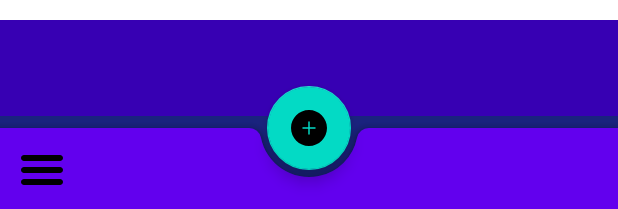
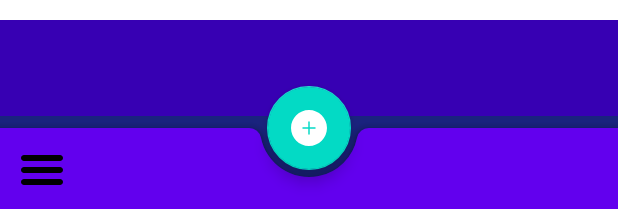
Before and after one commit to HayarovEd/WorkMaterial, an Android app: the layout fragment_basic.xml on its own in the app's theme, with its tools: preview values and no code run, on a phone screen of 412 x 824 dp. Shown: the part 1024-1233 px from the top of the screen. Run offline under Robolectric (Android 15) with nearby library versions, the phone set to English and light mode, and no system bars.

Commit message:
Revert "Lesson 2"

```diff
--- a/app/src/main/AndroidManifest.xml
+++ b/app/src/main/AndroidManifest.xml
@@ -1,7 +1,6 @@
 <?xml version="1.0" encoding="utf-8"?>
 <manifest xmlns:android="http://schemas.android.com/apk/res/android"
     package="com.edurda77.workmaterial">
-
     <uses-permission android:name="android.permission.INTERNET" />
 
     <application
@@ -11,9 +10,6 @@
         android:roundIcon="@drawable/outer_icon"
         android:supportsRtl="true"
         android:theme="@style/Theme.WorkMaterial">
-        <activity
-            android:name=".ui.CustomActivity"
-            android:exported="false" />
         <activity
             android:name=".ui.MainActivity"
             android:exported="true">
--- a/app/src/main/res/layout/bottom_sheet.xml
+++ b/app/src/main/res/layout/bottom_sheet.xml
@@ -12,16 +12,24 @@
 
     <TextView
         android:id="@+id/sheet_peek"
-        style="@style/text_view_botton_sheet_title"
+        android:layout_width="match_parent"
+        android:layout_height="@dimen/picture_size"
+        android:background="@color/purple_700"
+        android:gravity="center"
+        android:paddingStart="@dimen/margin_half"
+        android:paddingEnd="@dimen/margin_half"
+        android:textColor="@android:color/white"
         app:layout_constraintEnd_toEndOf="parent"
         app:layout_constraintStart_toStartOf="parent"
         tools:ignore="MissingConstraints" />
 
     <TextView
         android:id="@+id/sheet_content"
-        style="@style/text_view_botton_sheet_discription"
+        android:layout_width="match_parent"
+        android:layout_height="match_parent"
+        android:gravity="center"
+        android:textColor="@android:color/white"
         app:layout_constraintEnd_toEndOf="parent"
-        app:layout_constraintStart_toStartOf="parent"
-        tools:ignore="MissingConstraints" />
+        app:layout_constraintStart_toStartOf="parent" />
 
 </androidx.constraintlayout.widget.ConstraintLayout>
--- a/app/src/main/res/layout/fragment_basic.xml
+++ b/app/src/main/res/layout/fragment_basic.xml
@@ -20,8 +20,11 @@
 
             <ImageView
                 android:id="@+id/image_view"
+                android:layout_width="match_parent"
+                android:layout_height="700sp"
+                android:layout_gravity="center"
                 android:contentDescription="@string/photo_of_the_day_stub"
-                style="@style/image_view"
+                android:scaleType="centerInside"
                 app:layout_constraintDimensionRatio="H,1:1"
                 app:layout_constraintLeft_toLeftOf="parent"
                 app:layout_constraintRight_toRightOf="parent"
@@ -63,7 +66,7 @@
         android:layout_width="match_parent"
         android:layout_height="wrap_content"
         android:layout_gravity="bottom"
-        android:backgroundTint="?colorPrimary"
+        app:backgroundTint="?colorPrimary"
         app:fabAlignmentMode="center"
         app:hideOnScroll="true"
         app:layout_scrollFlags="scroll|enterAlways"
@@ -71,8 +74,11 @@
 
     <com.google.android.material.floatingactionbutton.FloatingActionButton
         android:id="@+id/fab"
-        style="@style/floating_botton"
+        android:layout_width="wrap_content"
+        android:layout_height="wrap_content"
+        android:backgroundTint="?colorAccent"
         app:layout_anchor="@id/bottom_app_bar"
-        app:srcCompat="@drawable/ic_add" />
+        app:srcCompat="@drawable/ic_add"
+        app:tint="#FFFFFF" />
 
 </androidx.coordinatorlayout.widget.CoordinatorLayout>
--- a/app/src/main/res/menu/menu_navigation_dialog.xml
+++ b/app/src/main/res/menu/menu_navigation_dialog.xml
@@ -4,7 +4,7 @@
         <item
             android:id="@+id/navigation_one"
             android:icon="@drawable/ic_archive"
-            android:title="@string/start_custom" />
+            android:title="На экран 1" />
         <item
             android:id="@+id/navigation_two"
             android:icon="@drawable/ic_send"
--- a/app/src/main/res/values-night/strings.xml
+++ b/app/src/main/res/values-night/strings.xml
@@ -3,8 +3,4 @@
     <string name="photo_of_the_day_stub">Фото дня</string>
     <string name="favorite">Лучшие</string>
     <string name="search">Поиск фото</string>
-    <string name="standart_theme">Стандартная тема</string>
-    <string name="space_theme">Тема космоса</string>
-    <string name="moon_theme">Лунная тема</string>
-    <string name="start_custom">Настройки</string>
 </resources>
--- a/app/src/main/res/values/strings.xml
+++ b/app/src/main/res/values/strings.xml
@@ -1,13 +1,9 @@
 <resources>
     <string name="app_name">WorkMaterial</string>
-    <!-- TODO: Remove or change this placeholder text -->
+<!-- TODO: Remove or change this placeholder text -->
     <string name="hello_blank_fragment">Hello blank fragment</string>
     <string name="photo_of_the_day_stub">Фото дня</string>
     <string name="search_wiki">Поиск в википедии</string>
     <string name="favorite">Лучшие</string>
     <string name="search">Поиск фото</string>
-    <string name="standart_theme">Стандартная тема</string>
-    <string name="space_theme">Тема космоса</string>
-    <string name="moon_theme">Лунная тема</string>
-    <string name="start_custom">Настройки</string>
 </resources>
--- a/app/src/main/res/values/styles.xml
+++ /dev/null
@@ -1,40 +0,0 @@
-<?xml version="1.0" encoding="utf-8"?>
-
-<resources>
-    <style name="floating_botton">
-        <item name="android:backgroundTint">?colorAccent</item>
-        <item name="android:layout_width">wrap_content</item>
-        <item name="android:layout_height">wrap_content</item>
-        <item name="android:tint">#FFFFFF</item>
-
-    </style>
-    <style name="text_view_botton_sheet_title">
-        <item name="android:layout_width">match_parent</item>
-        <item name="android:layout_height">@dimen/picture_size</item>
-        <item name="android:background">@color/purple_700</item>
-        <item name="android:gravity">center</item>
-        <item name="android:paddingStart">@dimen/margin_half</item>
-        <item name="android:paddingEnd">@dimen/margin_half</item>
-        <item name="android:textColor">@color/white</item>
-    </style>
-    <style name="text_view_botton_sheet_discription">
-        <item name="android:layout_width">match_parent</item>
-        <item name="android:layout_height">match_parent</item>
-        <item name="android:textColor">@color/white</item>
-        <item name="android:gravity">center</item>
-
-    </style>
-    <style name="image_view">
-        <item name="android:layout_width">match_parent</item>
-        <item name="android:layout_height">700sp</item>
-        <item name="android:gravity">center</item>
-        <item name="android:scaleType">centerInside</item>
-    </style>
-    <style name="AppColorsDefault">
-        <item name="colorPrimary">#4CAF50</item>
-        <item name="colorPrimaryDark">#888282</item>
-        <item name="colorAccent">#03A9F4</item>
-    </style>
-
-
-</resources>
--- a/build.gradle
+++ b/build.gradle
@@ -6,7 +6,7 @@ buildscript {
     }
     dependencies {
         classpath "com.android.tools.build:gradle:7.0.4"
-        classpath 'org.jetbrains.kotlin:kotlin-gradle-plugin:1.6.10'
+        classpath "org.jetbrains.kotlin:kotlin-gradle-plugin:1.6.0"
 
         // NOTE: Do not place your application dependencies here; they belong
         // in the individual module build.gradle files
```
Also changed, not shown: app/src/main/java/com/edurda77/workmaterial/ui/BottomNavigationDrawerFragment.kt (+1 -7 lines), app/src/main/java/com/edurda77/workmaterial/ui/CustomActivity.kt (deleted, +0 -32 lines), app/src/main/java/com/edurda77/workmaterial/ui/CustomFragment.kt (deleted, +0 -68 lines), app/src/main/java/com/edurda77/workmaterial/ui/MainActivity.kt (added, +24 -0 lines), app/src/main/java/com/edurda77/workmaterial/ui/Utility.kt (deleted, +0 -28 lines), app/src/main/res/layout/activity_custom.xml (deleted, +0 -11 lines), app/src/main/res/layout/fragment_custom.xml (deleted, +0 -37 lines), app/src/main/res/values/themes.xml (+0 -26 lines), 3 other files.
